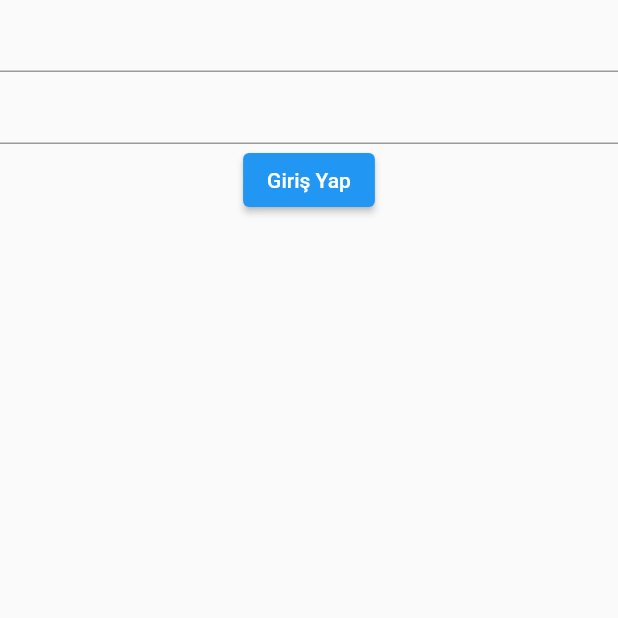
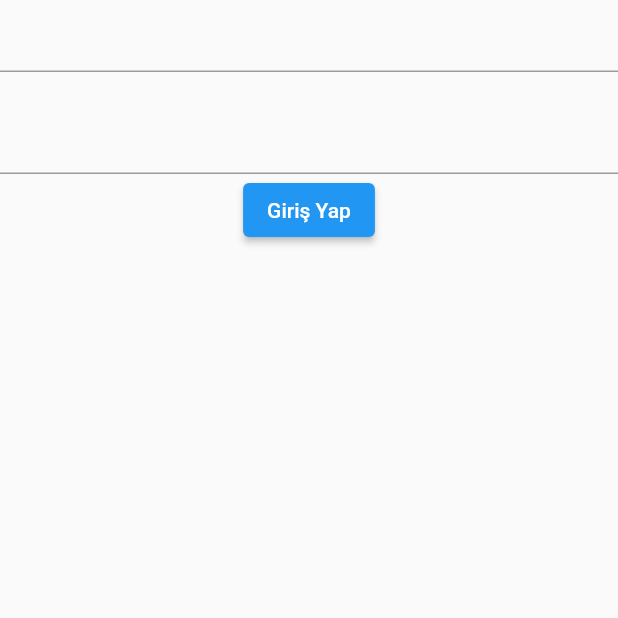
Before and after one commit to MuhammetVural/Api_login_with_Dio, a Flutter app: the screen it shows after launch, on a phone screen of 412 x 824 dp, the top half of it. Run offline on Flutter 3.47's test engine with Material 2 defaults, Android fonts, the phone set to English and light mode, and no system bars; our stand-ins replace dio, flutter_riverpod.

Commit message:
const işlemi yapıldı

```diff
--- a/lib/features/login/presentation/pages/login_page.dart
+++ b/lib/features/login/presentation/pages/login_page.dart
@@ -16,8 +16,9 @@ class _LoginPageState extends ConsumerState<LoginPage> {
     return Scaffold(
       body: Column(children: [
         TextField(controller: ref.read(loginRiverpod).email),
+        const SizedBox(height: 20,),
         TextField(controller: ref.read(loginRiverpod).password,),
-        ElevatedButton(onPressed: (){}, child: Text('Giriş Yap'))
+        ElevatedButton(onPressed: (){}, child: const Text('Giriş Yap'))
       ],),
     );
   }
```
